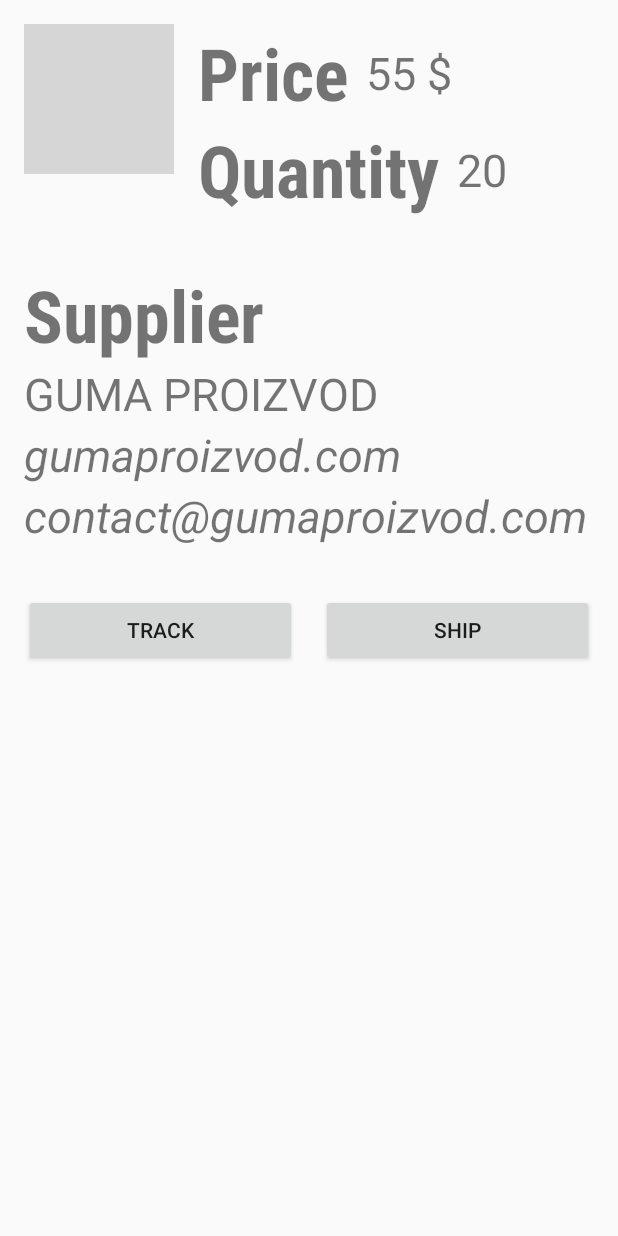
After one commit to dRadest/InventoryApp, an Android app: the layout detail_activity.xml on its own in the app's theme, with its tools: preview values and no code run, on a phone screen of 412 x 824 dp. The commit adds this screen. Run offline under Robolectric (Android 15) with nearby library versions, the phone set to English and light mode, and no system bars; grey boxes are pictures that could not be loaded.

Commit message:
Style detail activity

```diff
--- a/app/build.gradle
+++ b/app/build.gradle
@@ -5,7 +5,7 @@ android {
     buildToolsVersion "25.0.2"
     defaultConfig {
         applicationId "com.example.android.inventoryapp"
-        minSdkVersion 15
+        minSdkVersion 16
         targetSdkVersion 25
         versionCode 1
         versionName "1.0"
--- /dev/null
+++ b/app/src/main/java/com/example/android/inventoryapp/DetailActivity.java
@@ -0,0 +1,17 @@
+package com.example.android.inventoryapp;
+
+import android.os.Bundle;
+import android.support.annotation.Nullable;
+import android.support.v7.app.AppCompatActivity;
+
+/**
+ * Detail activity to view individual item details.
+ */
+
+public class DetailActivity extends AppCompatActivity{
+    @Override
+    protected void onCreate(@Nullable Bundle savedInstanceState) {
+        super.onCreate(savedInstanceState);
+        setContentView(R.layout.detail_activity);
+    }
+}
--- /dev/null
+++ b/app/src/main/res/layout/detail_activity.xml
@@ -0,0 +1,143 @@
+<?xml version="1.0" encoding="utf-8"?>
+<LinearLayout xmlns:android="http://schemas.android.com/apk/res/android"
+    xmlns:tools="http://schemas.android.com/tools"
+    android:layout_width="match_parent"
+    android:layout_height="match_parent"
+    android:orientation="vertical">
+
+    <RelativeLayout
+        android:layout_width="match_parent"
+        android:layout_height="wrap_content"
+        android:layout_margin="16dp"
+        android:id="@+id/image_relative_layout">
+
+        <ImageView
+            android:layout_width="100dp"
+            android:layout_height="100dp"
+            android:src="@drawable/hammer"
+            android:scaleType="centerCrop"
+            android:id="@+id/item_imageview"
+            android:layout_marginRight="16dp"/>
+
+        <LinearLayout
+            android:layout_width="wrap_content"
+            android:layout_height="wrap_content"
+            android:orientation="horizontal"
+            android:layout_toRightOf="@id/item_imageview"
+            android:id="@+id/price_linear_layout">
+            <TextView
+                android:layout_width="wrap_content"
+                android:layout_height="wrap_content"
+                android:text="Price"
+                style="@style/TextboxDetail"
+                android:id="@+id/price_textview"
+                android:layout_marginRight="12dp"
+                android:layout_toRightOf="@id/item_imageview"
+                />
+            <TextView
+                android:layout_width="wrap_content"
+                android:layout_height="wrap_content"
+                android:id="@+id/item_price_textview"
+                tools:text="55 $"
+                style="@style/ItemDetailText"
+                android:layout_gravity="center"
+                android:layout_toRightOf="@id/price_textview"/>
+
+        </LinearLayout>
+
+        <LinearLayout
+            android:layout_width="wrap_content"
+            android:layout_height="wrap_content"
+            android:orientation="horizontal"
+            android:layout_toRightOf="@id/item_imageview"
+            android:layout_below="@id/price_linear_layout">
+            <TextView
+                android:layout_width="wrap_content"
+                android:layout_height="wrap_content"
+                android:text="Quantity"
+                style="@style/TextboxDetail"
+                android:id="@+id/quantity_textview"
+                android:layout_marginRight="12dp"
+                android:layout_toRightOf="@id/item_imageview"
+                android:layout_below="@id/price_textview"/>
+            <TextView
+                android:layout_width="wrap_content"
+                android:layout_height="wrap_content"
+                android:id="@+id/item_quantity_textview"
+                style="@style/ItemDetailText"
+                android:layout_gravity="center"
+                android:layout_toRightOf="@id/item_quantity_textview"
+                android:layout_alignParentRight="true"
+                android:layout_alignParentBottom="true"
+                tools:text="20"/>
+        </LinearLayout>
+
+
+    </RelativeLayout>
+
+    <LinearLayout
+        android:layout_width="wrap_content"
+        android:layout_height="wrap_content"
+        android:orientation="vertical"
+        android:padding="16dp">
+
+        <TextView
+            android:layout_width="wrap_content"
+            android:layout_height="wrap_content"
+            android:text="Supplier"
+            style="@style/TextboxDetail"
+            android:id="@+id/supplier_textview"/>
+        <TextView
+            android:layout_width="wrap_content"
+            android:layout_height="wrap_content"
+            tools:text="guma proizvod"
+            android:textAllCaps="true"
+            android:ellipsize="end"
+            android:maxLines="2"
+            style="@style/ItemDetailText"
+            android:id="@+id/supplier_name_textview" />
+        <TextView
+            android:layout_width="wrap_content"
+            android:layout_height="wrap_content"
+            tools:text="gumaproizvod.com"
+            style="@style/ItemDetailText"
+            android:textStyle="italic"
+            android:ellipsize="end"
+            android:maxLines="2"
+            android:id="@+id/supplier_web_textview"/>
+        <TextView
+            android:layout_width="wrap_content"
+            android:layout_height="wrap_content"
+            tools:text="contact@gumaproizvod.com"
+            style="@style/ItemDetailText"
+            android:ellipsize="end"
+            android:maxLines="1"
+            android:textStyle="italic"
+            android:id="@+id/supplier_email_textview"/>
+    </LinearLayout>
+
+    <LinearLayout
+        android:layout_width="match_parent"
+        android:layout_height="wrap_content"
+        android:orientation="horizontal"
+        android:padding="16dp">
+
+        <Button
+            android:layout_width="0dp"
+            android:layout_weight="1"
+            android:layout_height="wrap_content"
+            android:text="Track"
+            android:layout_marginRight="8dp"
+            android:id="@+id/button_track"/>
+        <Button
+            android:layout_width="0dp"
+            android:layout_weight="1"
+            android:layout_height="wrap_content"
+            android:text="Ship"
+            android:layout_marginLeft="8dp"
+            android:id="@+id/button_ship"/>
+    </LinearLayout>
+
+
+
+</LinearLayout>
--- a/app/src/main/res/values/styles.xml
+++ b/app/src/main/res/values/styles.xml
@@ -8,4 +8,17 @@
         <item name="colorAccent">#8BC34A</item>
     </style>
 
+    <!--style for title labels of detail textviews-->
+    <style name="TextboxDetail">
+        <item name="android:fontFamily">sans-serif-condensed</item>
+        <item name="android:textStyle">bold</item>
+        <item name="android:textSize">48sp</item>
+    </style>
+
+    <!--style for item detail text-->
+    <style name="ItemDetailText">
+        <item name="android:fontFamily"> sans-serif</item>
+        <item name="android:textSize">30sp</item>
+    </style>
+
 </resources>
```
Also changed, not shown: 1 other file.
